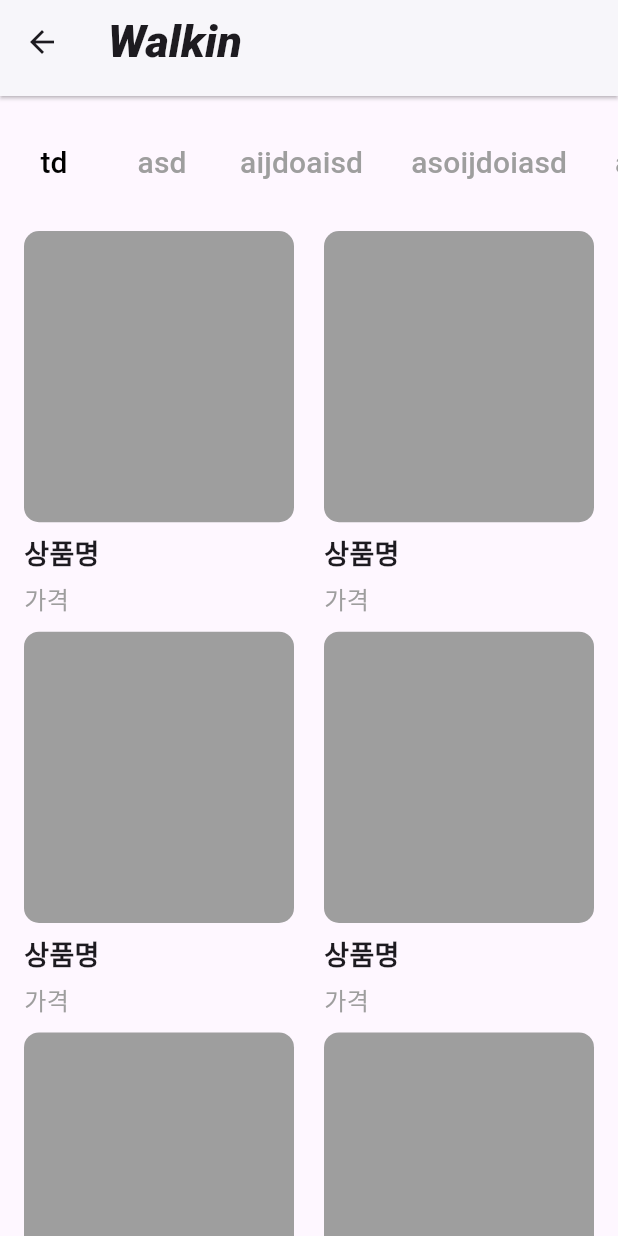
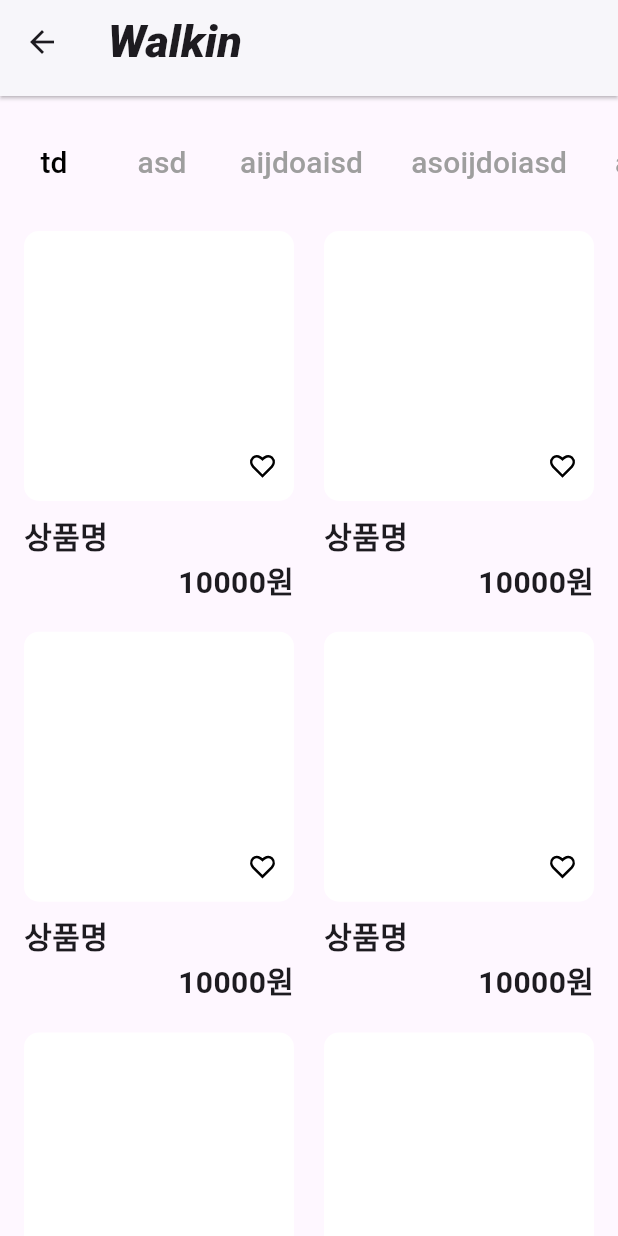
Before and after one commit to LIKELION-Android-Bootcamp-4th/AOS-04-officeShoppingMall, a Flutter app: the ProductListScreen screen opened directly, on a phone screen of 412 x 824 dp. Run offline on Flutter 3.47's test engine with Material 3 defaults, Android fonts, the phone set to English and light mode, and no system bars; our stand-ins replace flutter_bloc, flutter_svg, google_fonts.

Commit message:
상품 아이템 추가

```diff
--- a/lib/feature/product/ui/product_item.dart
+++ b/lib/feature/product/ui/product_item.dart
@@ -1,56 +1,106 @@
 import 'package:flutter/material.dart';
+import 'package:flutter_svg/svg.dart';
+
+import '../bloc/product.dart';
 
 
-class ProductItem extends StatelessWidget{
+class ProductItem extends StatefulWidget{
+  const ProductItem({super.key, required this.product});
 
+  final Product product;
+
+  @override
+  State<ProductItem> createState() => _ProductItem();
+
+}
+
+class _ProductItem extends State<ProductItem>{
+
+  bool isFavorite = false;
 
   @override
   Widget build(BuildContext context) {
+    return GestureDetector(// 눌렸을 때 라운드 효과
+      onTap: () {
+        Navigator.pushNamed(context, '/product_detail/${widget.product.id}');
+      },
 
-    return Column(
+      child: Container(
+        width: 180,
+        child: Column(
           crossAxisAlignment: CrossAxisAlignment.start,
+          mainAxisSize: MainAxisSize.min,
 
           children: [
+            SizedBox(
+              height: 180,
 
-        Expanded(
-            child: Container(
-
+              child: Stack(
+                children: [
+                  Container(
                     decoration: BoxDecoration(
-                color: Colors.grey,
-                borderRadius: BorderRadius.circular(10)
+                      color: Colors.white,
+                      borderRadius: BorderRadius.circular(10),
+                    ),
                   ),
 
+                  Positioned(
+                    right: 11,
+                    bottom: 13,
+                    child: GestureDetector(
+                      onTap: () {
+                        setState(() {
+                          isFavorite = !isFavorite;
+                        });
+                      },
+
+                      child: SvgPicture.asset(
+                        isFavorite ? 'images/icon/ic_heart_small_1.svg' : 'images/icon/ic_heart_small_0.svg',
+                        width: 20,
+                        height: 20,
                       ),
-
+                    ),
+                  ),
+                ],
+              ),
             ),
 
             SizedBox(height: 8),
 
-        Text(
-          '상품명',
+            SizedBox(
+              height: 60,
+
+              child: Row(
+                crossAxisAlignment: CrossAxisAlignment.stretch,
+                mainAxisAlignment: MainAxisAlignment.spaceBetween,
+                children: [
+                  Align(
+                    alignment: Alignment.topLeft,
+                    child: Text(
+                      widget.product.productName,
                       style: TextStyle(
-            fontSize: 18,
-            fontWeight: FontWeight.bold
+                        fontSize: 20,
+                        fontWeight: FontWeight.bold,
+                      ),
                     ),
                   ),
 
-        SizedBox(height: 6),
-
-        Text(
-          '가격',
+                  Align(
+                    alignment: Alignment.bottomRight,
+                    child: Text(
+                      widget.product.price,
                       style: TextStyle(
-            fontSize: 16,
-            color: Colors.grey
+                        fontSize: 20,
+                        fontWeight: FontWeight.bold,
+                      ),
+                    ),
+                  ),
+                ],
+              ),
             )
-        )
-
-      ]
-
-
+          ],
+        ),
+      ),
     );
-
   }
-
-
-
 }
```
Lines whose indentation alone changed are shown as unchanged.
